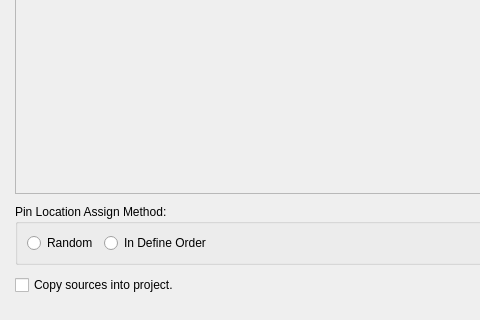
The window that src/NewProject/add_constraints_form.ui (os-fpga/FOEDAG) describes before a commit, drawn with Qt 5; both pictures show x 0 to 480 and y 143 to 463 of the 909 by 463 pixel window.
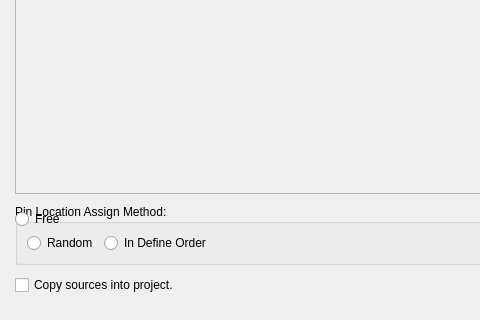
The same window after the commit.

Patch:
```diff
--- a/src/NewProject/add_constraints_form.ui
+++ b/src/NewProject/add_constraints_form.ui
@@ -108,6 +108,13 @@
             </property>
            </widget>
           </item>
+                                        <item row="0" column="2">
+                                            <widget class="QRadioButton" name="select_free">
+                                                <property name="text">
+                                                    <string>Free</string>
+                                                </property>
+                                            </widget>
+                                        </item>
          </layout>
         </widget>
        </item>
```
Left out of the diff: 4 changed lines with no effect on the pictures. Lines whose indentation alone changed are shown as unchanged.
